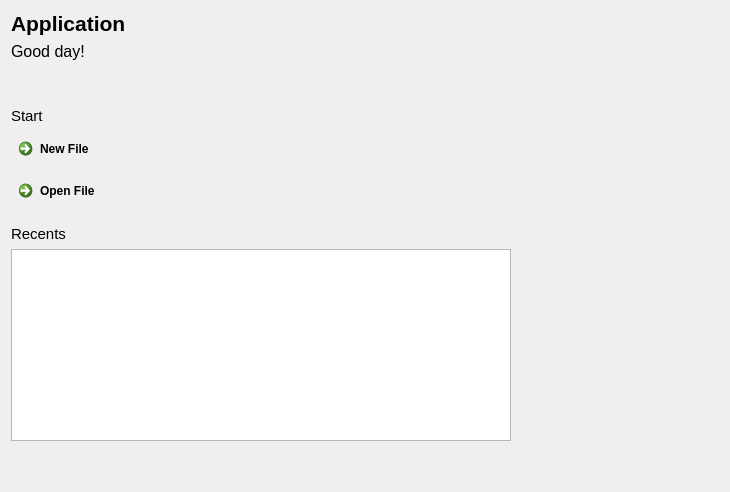
NickvisionApps/Application, file NickvisionApplication/UI/Views/HomePage.ui: the form before one commit.
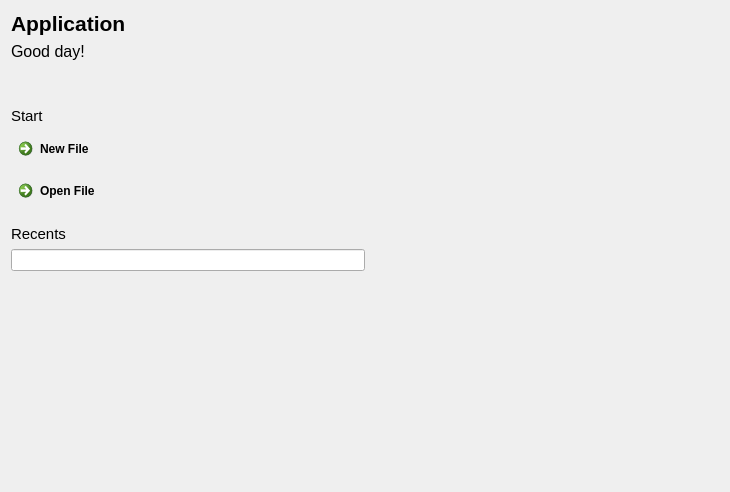
The form after the commit. Icons and pictures are not drawn.

The edit to the form file:
```diff
--- a/NickvisionApplication/UI/Views/HomePage.ui
+++ b/NickvisionApplication/UI/Views/HomePage.ui
@@ -139,20 +139,7 @@
           </widget>
          </item>
          <item>
-          <widget class="QListWidget" name="listWidget">
-           <property name="minimumSize">
-            <size>
-             <width>500</width>
-             <height>0</height>
-            </size>
-           </property>
-           <property name="maximumSize">
-            <size>
-             <width>500</width>
-             <height>16777215</height>
-            </size>
-           </property>
-          </widget>
+          <widget class="QLineEdit" name="lineEdit"/>
          </item>
         </layout>
        </item>
```
